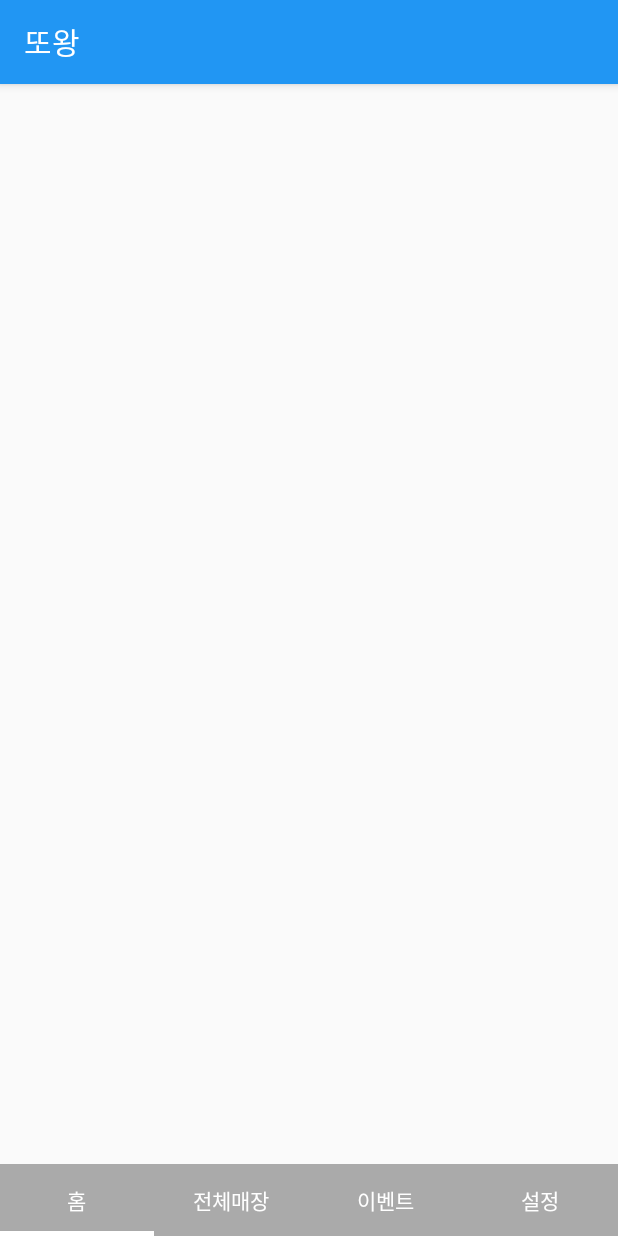
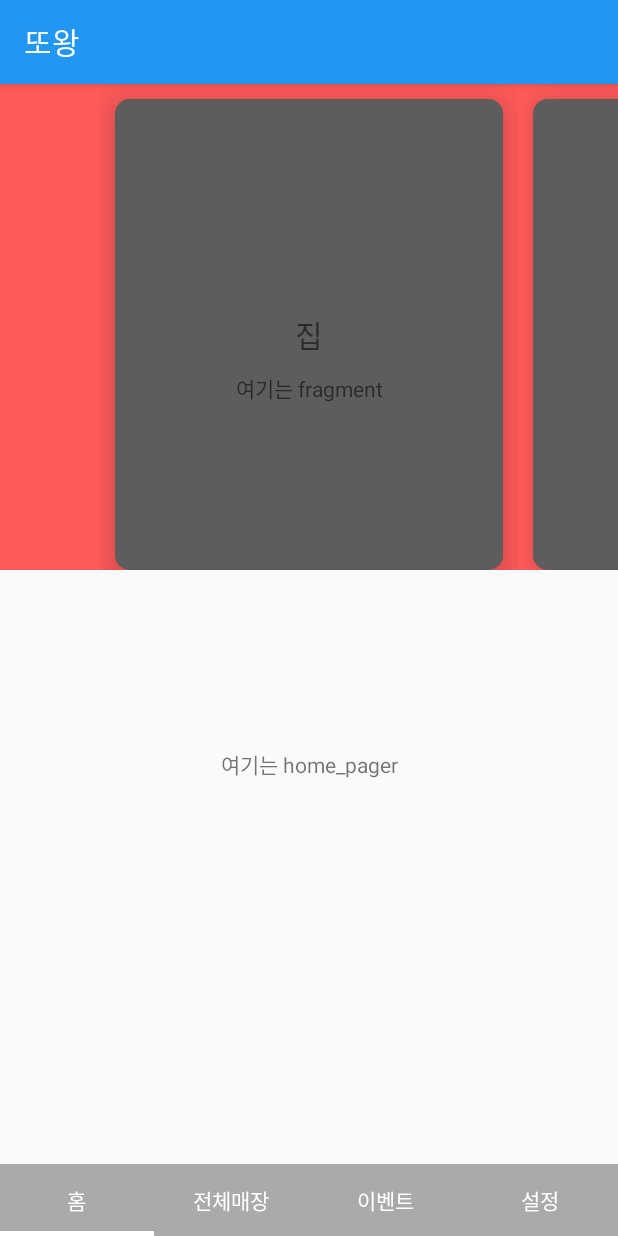
Before and after one commit to gohep90/ttowangAndroid, an Android app: the screen it shows after launch (MainActivity), on a phone screen of 412 x 824 dp. Run offline under Robolectric (Android 15) with nearby library versions, the phone set to English and light mode, and no system bars; 1 statement that could not run was skipped.

Commit message:
개빡세네

```diff
--- a/app/src/main/java/com/app/ttowang/ttowang/Home/home.java
+++ b/app/src/main/java/com/app/ttowang/ttowang/Home/home.java
@@ -3,15 +3,59 @@ package com.app.ttowang.ttowang.Home;
 import android.os.Bundle;
 import android.support.annotation.Nullable;
 import android.support.v4.app.Fragment;
+import android.support.v4.view.ViewPager;
 import android.view.LayoutInflater;
 import android.view.View;
 import android.view.ViewGroup;
 import android.widget.LinearLayout;
+import android.widget.TextView;
+
+import com.app.ttowang.ttowang.Main.MainActivity;
 import com.app.ttowang.ttowang.R;
 
-public class home extends Fragment {
+import java.util.ArrayList;
+import java.util.List;
+
+public class home extends Fragment implements homeFragment.OnFragmentInteractionListener {
 
     public final static String ITEMS_COUNT_KEY = "home$ItemsCount";
+
+    private ViewPager pager;
+    private TextView text_home;
+    private homeAdapter adapter;
+
+    static List myBusiness = new ArrayList();
+    static List mycoupon = new ArrayList();
+    static View view;
+    @Nullable
+    @Override
+    public View onCreateView(LayoutInflater inflater, ViewGroup container, Bundle savedInstanceState) {
+        //LinearLayout linearLayout = (LinearLayout) inflater.inflate(R.layout.home, container, false);
+        view = inflater.inflate(R.layout.home,container, false);
+        pager = (ViewPager)view.findViewById(R.id.viewpager);
+        text_home = (TextView) view.findViewById(R.id.text_home);
+
+        myBusiness.clear();
+        myBusiness.add("집");
+        myBusiness.add("학교");
+        myBusiness.add("엑");
+        myBusiness.add("대충");
+        myBusiness.add("빡세다");
+
+        mycoupon.clear();
+        mycoupon.add("5");
+        mycoupon.add("10");
+        mycoupon.add("100");
+        mycoupon.add("50");
+        mycoupon.add("5000");
+
+
+        pager.setClipToPadding(false);      //양 옆의 카드 보이게 해주는거
+        pager.setPadding(100,0,100,0);      //양 옆의 카드 보이게 해주는거(패딩)
+        setPagerAdapter();
+
+        return view;
+    }
 
     public static home createInstance(int itemsCount) {
         home Home = new home();
@@ -21,12 +65,14 @@ public class home extends Fragment {
         return Home;
     }
 
-    @Nullable
-    @Override
-    public View onCreateView(LayoutInflater inflater, ViewGroup container, Bundle savedInstanceState) {
-        LinearLayout linearLayout = (LinearLayout) inflater.inflate(R.layout.home, container, false);
-
-        return linearLayout;
+    public void onFragmentCreated(int number) {
+        text_home = (TextView) view.findViewById(R.id.text_home);
+        text_home.setText("쿠폰 갯수 : " + mycoupon.get(number));
     }
 
+    private void setPagerAdapter() {
+        //adapter = new homeAdapter(getActivity().getSupportFragmentManager());
+        adapter = new homeAdapter(getChildFragmentManager());
+        pager.setAdapter(adapter);
+    }
 }
--- /dev/null
+++ b/app/src/main/java/com/app/ttowang/ttowang/Home/homeAdapter.java
@@ -0,0 +1,27 @@
+package com.app.ttowang.ttowang.Home;
+
+import android.support.v4.app.Fragment;
+import android.support.v4.app.FragmentManager;
+import android.support.v4.app.FragmentStatePagerAdapter;
+
+public class homeAdapter extends FragmentStatePagerAdapter {
+
+    public homeAdapter(FragmentManager fm) {
+        super(fm);
+    }
+
+    @Override
+    public Fragment getItem(int i) {
+        return homeFragment.newInstance(i);
+    }
+
+    @Override
+    public int getCount() {
+        return home.myBusiness.size();
+    }
+
+    @Override
+    public int getItemPosition(Object object) {
+        return POSITION_NONE;
+    }
+}
--- /dev/null
+++ b/app/src/main/java/com/app/ttowang/ttowang/Home/homeFragment.java
@@ -0,0 +1,105 @@
+package com.app.ttowang.ttowang.Home;
+
+import android.app.Activity;
+import android.os.Bundle;
+import android.util.Log;
+import android.view.LayoutInflater;
+import android.view.View;
+import android.view.ViewGroup;
+import android.widget.RelativeLayout;
+import android.widget.TextView;
+import android.widget.Toast;
+
+import com.app.ttowang.ttowang.R;
+
+
+public class homeFragment extends android.support.v4.app.Fragment{
+
+    private View rootView;
+    private TextView textView;
+    private int number = -1;
+    private RelativeLayout viewlayout;
+
+
+
+    public interface OnFragmentInteractionListener {
+        public void onFragmentCreated(int number);
+    }
+
+    private OnFragmentInteractionListener listener;
+
+    static homeFragment newInstance(int number) {
+        homeFragment f = new homeFragment();
+        //Log.d("ArrayListFragment", "newInstance");
+        // Supply num input as an argument.
+
+        Bundle args = new Bundle();
+        args.putInt("number", number);
+        f.setArguments(args);
+
+        return f;
+    }
+
+    @Override
+    public void onCreate(Bundle savedInstanceState) {
+        super.onCreate(savedInstanceState);
+        //Log.d("ArrayListFragment", "onCreate");
+        number = getArguments() != null ? getArguments().getInt("number") : 1;
+
+    }
+
+    @Override
+    public View onCreateView(LayoutInflater inflater, ViewGroup container, Bundle savedInstanceState) {
+
+        View view = inflater.inflate(R.layout.home_fragment, container,false);
+        View textView = view.findViewById(R.id.text);
+
+        ((TextView) textView).setText((String) home.myBusiness.get(number));
+
+        viewlayout = (RelativeLayout) view.findViewById(R.id.viewlayout);
+
+        viewlayout.setOnClickListener(new View.OnClickListener() {    //시간 누르면
+            @Override
+            public void onClick(View v) {               //오전 오후 눌러도 시간 선택
+                Toast.makeText(getActivity(), number+"", Toast.LENGTH_SHORT).show();
+            }
+        });
+
+        return view;
+    }
+
+    @Override
+    public void onAttach(Activity activity) {
+
+        try {
+            listener = (OnFragmentInteractionListener) new home();
+        } catch (ClassCastException e) {
+            throw new ClassCastException(activity.toString() + " must implement OnFragmentInteractionListener");
+        }
+
+        super.onAttach(activity);
+    }
+
+    @Override
+    public void setUserVisibleHint(boolean isVisibleToUser) {
+        super.setUserVisibleHint(isVisibleToUser);
+        if (isVisibleToUser) {
+            listener.onFragmentCreated(number);
+            //TextView text_home = (TextView) home.view.findViewById(R.id.text_home);
+            //text_home.setText(number+"");
+            Log.i("Fragment", "call activity: " + number);
+        }
+    }
+
+    @Override
+    public void onActivityCreated(Bundle savedInstanceState) {
+        super.onActivityCreated(savedInstanceState);
+
+    }
+
+
+
+
+
+
+}
--- a/app/src/main/java/com/app/ttowang/ttowang/Main/MainActivity.java
+++ b/app/src/main/java/com/app/ttowang/ttowang/Main/MainActivity.java
@@ -1,5 +1,6 @@
 package com.app.ttowang.ttowang.Main;
 
+import android.content.Context;
 import android.os.Bundle;
 import android.support.design.widget.TabLayout;
 import android.support.v4.app.Fragment;
@@ -22,12 +23,14 @@ import java.util.List;
 public class MainActivity extends AppCompatActivity {
     //final DBHelper dbHelper = new DBHelper(getActivi(), "alarm.db", null, 1);
 
+    public static Context mContext;
+
     @Override
     protected void onCreate(Bundle savedInstanceState) {
         setTheme(R.style.AppThemeBlue);
         super.onCreate(savedInstanceState);
         setContentView(R.layout.main);
-
+        mContext = this;
         initToolbar();
         initViewPagerAndTabs();
 
@@ -52,6 +55,7 @@ public class MainActivity extends AppCompatActivity {
         viewPager.setAdapter(pagerAdapter);
         TabLayout tabLayout = (TabLayout) findViewById(R.id.tabLayout);
         tabLayout.setupWithViewPager(viewPager);
+
     }
 
     static class PagerAdapter extends FragmentPagerAdapter {
--- a/app/src/main/res/layout/home.xml
+++ b/app/src/main/res/layout/home.xml
@@ -10,16 +10,37 @@ android:orientation="vertical">
     <LinearLayout
         android:layout_width="match_parent"
         android:layout_height="0dp"
-        android:layout_weight="4">
+        android:layout_weight="4.5"
+        android:background="#FF5A5A"
+        >
+
+        <android.support.v4.view.ViewPager
+            android:id="@+id/viewpager"
+            android:layout_width="match_parent"
+            android:layout_height="match_parent"
+            />
 
     </LinearLayout>
-
     <LinearLayout
         android:layout_width="match_parent"
         android:layout_height="0dp"
-        android:layout_weight="6">
+        android:layout_weight="5.5"
+        android:orientation="vertical">
+        <TextView
+            android:id="@+id/text_home"
+            android:layout_width="match_parent"
+            android:layout_height="0dp"
+            android:layout_weight="0.15"
+            android:gravity="center"
+            android:padding="20dp"
+            android:textSize="25sp" />
 
-
+        <TextView
+            android:layout_width="match_parent"
+            android:layout_height="0dp"
+            android:gravity="center_horizontal"
+            android:layout_weight="0.35"
+            android:text="여기는 home_pager" />
     </LinearLayout>
 
 
--- /dev/null
+++ b/app/src/main/res/layout/home_fragment.xml
@@ -0,0 +1,45 @@
+<?xml version="1.0" encoding="utf-8"?>
+<RelativeLayout xmlns:android="http://schemas.android.com/apk/res/android"
+    android:layout_width="match_parent"
+    android:layout_height="match_parent"
+
+    >
+    <android.support.v7.widget.CardView xmlns:android="http://schemas.android.com/apk/res/android"
+        xmlns:card_view="http://schemas.android.com/apk/res-auto"
+        android:layout_width="match_parent"
+        android:layout_height="match_parent"
+        android:layout_gravity="center"
+        android:layout_marginTop="10dp"
+        android:layout_marginLeft="10dp"
+        android:layout_marginRight="10dp"
+        card_view:cardCornerRadius="10dp"
+        card_view:cardElevation="15dp"
+        card_view:cardBackgroundColor="#5D5D5D"
+
+        >
+        <RelativeLayout
+            android:layout_width="match_parent"
+            android:layout_height="match_parent"
+            android:id="@+id/viewlayout"
+            android:background="#5D5D5D">
+
+            <TextView
+                android:id="@+id/text"
+                android:layout_width="match_parent"
+                android:layout_height="wrap_content"
+                android:layout_centerVertical="true"
+
+                android:gravity="center"
+                android:textSize="20sp" />
+
+            <TextView
+                android:layout_width="match_parent"
+                android:layout_height="wrap_content"
+                android:layout_below="@+id/text"
+                android:layout_marginTop="10dp"
+                android:gravity="center"
+                android:text="여기는 fragment" />
+
+        </RelativeLayout>
+    </android.support.v7.widget.CardView>
+</RelativeLayout>
```
